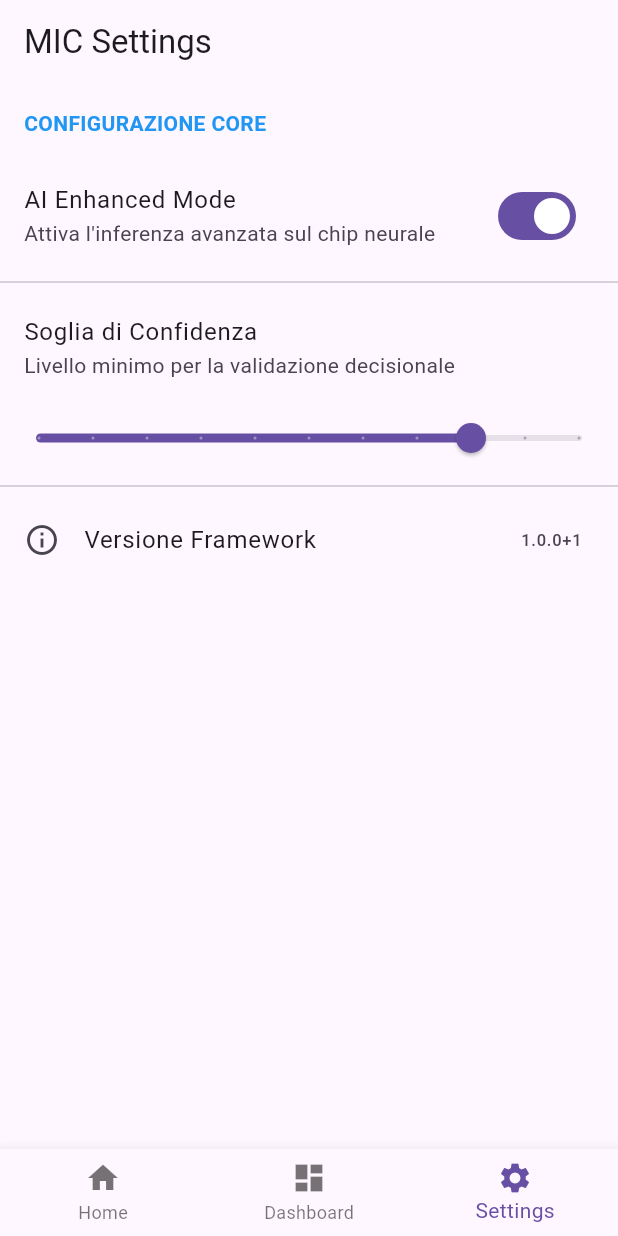
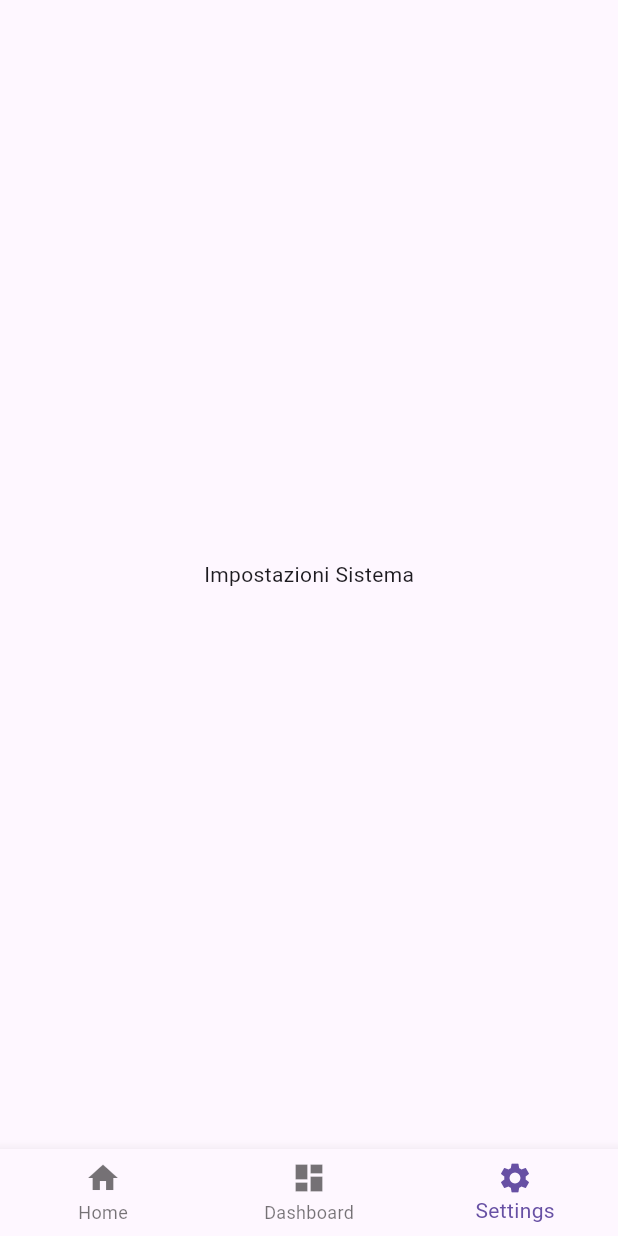
Before and after one commit to passeggero23/MIC-Framework, a Flutter app: the screen it shows after launch, item 3 of the bottom bar chosen, on a phone screen of 412 x 824 dp. Run offline on Flutter 3.47's test engine with Material 3 defaults, Android fonts, the phone set to English and light mode, and no system bars; our stand-ins replace camera; missing offline and left inert: record, tflite_flutter.

Commit message:
Update settings_page.dart

```diff
--- a/lib/pages/settings_page.dart
+++ b/lib/pages/settings_page.dart
@@ -1,59 +1,13 @@
 import 'package:flutter/material.dart';
 
-class SettingsPage extends StatefulWidget {
+class SettingsPage extends StatelessWidget {
   const SettingsPage({super.key});
 
   @override
-  State<SettingsPage> createState() => _SettingsPageState();
-}
-
-class _SettingsPageState extends State<SettingsPage> {
-  bool _aiEnhanced = true;
-  double _threshold = 0.75;
-
-  @override
   Widget build(BuildContext context) {
-    return Scaffold(
-      appBar: AppBar(title: const Text("MIC Settings")),
-      body: ListView(
-        children: [
-          const Padding(
-            padding: EdgeInsets.all(16.0),
-            child: Text("CONFIGURAZIONE CORE",
-              style: TextStyle(fontWeight: FontWeight.bold, color: Colors.blue)),
-          ),
-          SwitchListTile(
-            title: const Text("AI Enhanced Mode"),
-            subtitle: const Text("Attiva l'inferenza avanzata sul chip neurale"),
-            value: _aiEnhanced,
-            onChanged: (bool value) => setState(() => _aiEnhanced = value),
-          ),
-          const Divider(),
-          const ListTile(
-            title: Text("Soglia di Confidenza"),
-            subtitle: Text("Livello minimo per la validazione decisionale"),
-          ),
-          Slider(
-            value: _threshold,
-            divisions: 10,
-            label: _threshold.toString(),
-            onChanged: (double value) => setState(() => _threshold = value),
-          ),
-          const Divider(),
-          ListTile(
-            leading: const Icon(Icons.info_outline),
-            title: const Text("Versione Framework"),
-            trailing: const Text("1.0.0+1"),
-            onTap: () {
-              showAboutDialog(
-                context: context,
-                applicationName: "MIC Framework",
-                applicationVersion: "1.0.0+1",
-                children: [const Text("Sviluppato per suite decisionali avanzate.")],
-              );
-            },
-          ),
-        ],
+    return const Scaffold(
+      body: Center(
+        child: Text('Impostazioni Sistema'),
       ),
     );
   }
```
